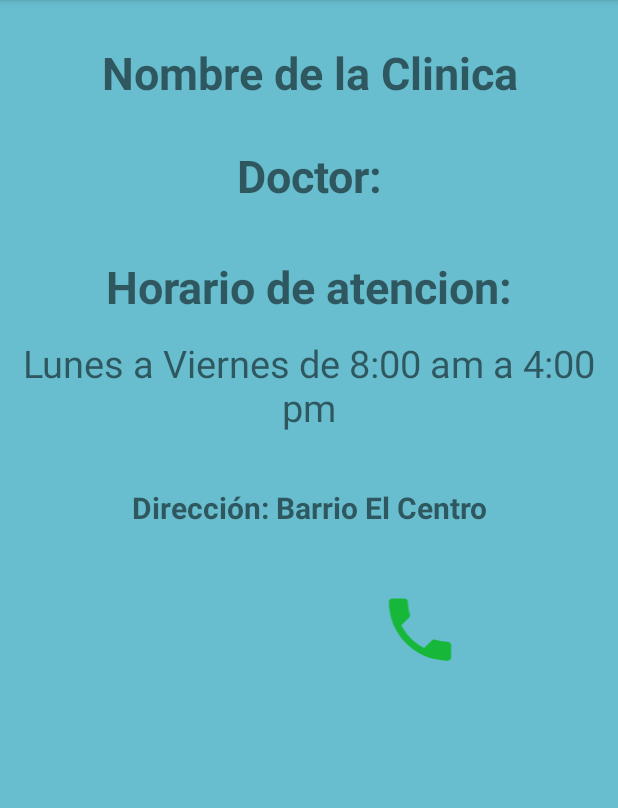
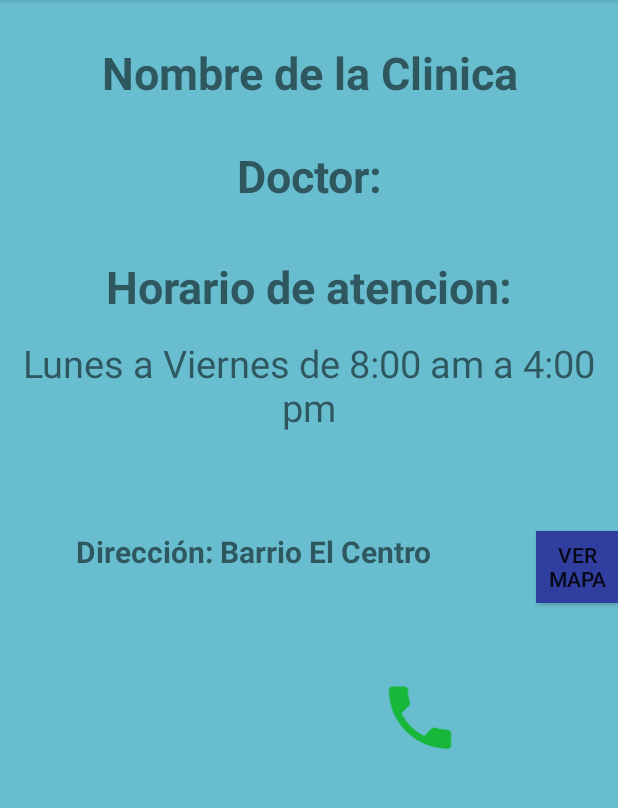
Before and after one commit to Dannypimp/Kodax, an Android app: the perfil screen opened directly, with no data from a screen before it, on a phone screen of 412 x 824 dp, the part 84-892 px from its top. Run offline under Robolectric (Android 15) with nearby library versions, the phone set to English and light mode, and no system bars.

Commit message:
Maps
abrir el mapa para ver la ubicacion del contacto

```diff
--- a/app/build.gradle
+++ b/app/build.gradle
@@ -6,7 +6,7 @@ android {
     defaultConfig {
         applicationId "com.example.danny.kodax1"
         minSdkVersion 15
-        targetSdkVersion 25
+        targetSdkVersion 27
         versionCode 1
         versionName "1.0"
         testInstrumentationRunner "android.support.test.runner.AndroidJUnitRunner"
@@ -29,4 +29,6 @@ dependencies {
     compile 'com.android.support:design:25.3.1'
     compile 'com.google.android.gms:play-services-maps:11.0.4'
     testCompile 'junit:junit:4.12'
+
+
 }
--- a/app/src/main/java/com/example/danny/kodax1/Odontologia.java
+++ b/app/src/main/java/com/example/danny/kodax1/Odontologia.java
@@ -94,14 +94,11 @@ public class Odontologia extends AppCompatActivity {
         for (int i=0; i<usuarios.size(); i++){
 
             algo.add(usuarios.get(i).getNombre());
+
         }
-
     }
-
 
     private void ver() {
 
-
     }
-
 }
--- a/app/src/main/java/com/example/danny/kodax1/perfil.java
+++ b/app/src/main/java/com/example/danny/kodax1/perfil.java
@@ -21,6 +21,9 @@ public class perfil extends AppCompatActivity {
 
     TextView nombre, nombreClinica, horario, direccion;
 
+
+    private Button ubicarme;
+
     private static final int REQUEST_CALL =1;
     private TextView mButtonNumber;
 
@@ -28,6 +31,20 @@ public class perfil extends AppCompatActivity {
     protected void onCreate(Bundle savedInstanceState) {
         super.onCreate(savedInstanceState);
         setContentView(R.layout.activity_perfil);
+
+
+        ubicarme=(Button)findViewById(R.id.ubicarme);
+
+
+        ubicarme.setOnClickListener(new View.OnClickListener()
+        {
+
+            public void onClick(View arg0){
+                Intent intent = new Intent(perfil.this, MapsActivity.class);
+                startActivity(intent);
+            }
+        });
+
 
 
         mButtonNumber = (TextView)findViewById(R.id.button_number);
@@ -90,6 +107,4 @@ public class perfil extends AppCompatActivity {
             }
         }
     }
-
-
 }
--- a/app/src/main/res/layout/activity_perfil.xml
+++ b/app/src/main/res/layout/activity_perfil.xml
@@ -67,20 +67,38 @@ de 8:00 am a 4:00 pm"
         android:layout_below="@+id/textView3"
         />
 
-    <TextView
+    <LinearLayout
         android:layout_width="match_parent"
         android:layout_height="wrap_content"
+        android:orientation="horizontal">
+
+
+        <TextView
+            android:layout_width="wrap_content"
+            android:layout_height="86dp"
             android:text="Dirección:
 Barrio El Centro"
             android:textStyle="bold"
             android:gravity="center"
             android:textAlignment="center"
             android:textSize="20dp"
+            android:layout_marginLeft="50dp"
             android:id="@+id/textView"
             android:layout_below="@+id/textView4"
             android:layout_alignRight="@+id/textView2"
             android:layout_alignEnd="@+id/textView2"
             android:layout_marginTop="36dp" />
+
+        <Button
+            android:layout_width="wrap_content"
+            android:layout_height="wrap_content"
+            android:text="ver mapa"
+            android:id="@+id/ubicarme"
+            android:layout_marginLeft="70dp"
+            android:layout_marginTop="36dp"
+            android:background="@color/colorPrimaryDark"/>
+
+    </LinearLayout>
 
     <LinearLayout
         android:layout_width="match_parent"
--- a/app/src/main/res/values/strings.xml
+++ b/app/src/main/res/values/strings.xml
@@ -2,4 +2,5 @@
     <string name="app_name">Kodax1</string>
     <string name="action_settings">Settings</string>
     <string name="title_activity_mapas">Map</string>
+    <string name="title_activity_maps">Map</string>
 </resources>
--- a/build.gradle
+++ b/build.gradle
@@ -14,6 +14,9 @@ buildscript {
 
 allprojects {
     repositories {
+        maven {
+            url "https://maven.google.com"
+        }
         jcenter()
     }
 }
```
Also changed, not shown: app/src/main/AndroidManifest.xml (+6 -1 lines), app/src/main/java/com/example/danny/kodax1/MapsActivity.java (added, +137 -0 lines), app/src/main/res/layout/activity_maps.xml (added, +8 -0 lines). Lines whose indentation alone changed are shown as unchanged.
